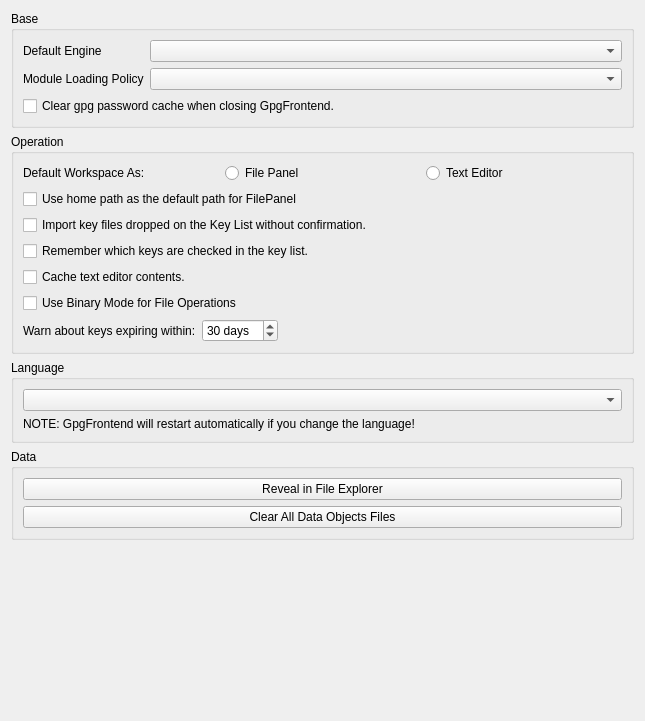
First picture: the form in ui/GeneralSettings.ui, repository saturneric/GpgFrontend, before the edit.
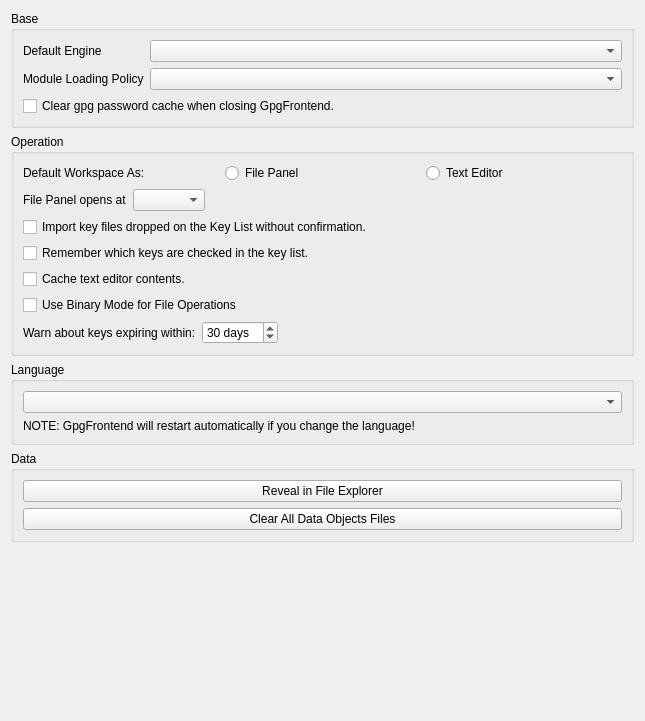
Second picture: the form after the edit.

Patch:
```diff
--- a/ui/GeneralSettings.ui
+++ b/ui/GeneralSettings.ui
@@ -110,11 +110,31 @@
            </layout>
           </item>
           <item>
-           <widget class="QCheckBox" name="homePathAsDefaultPathcheckBox">
-            <property name="text">
-             <string>Use home path as the default path for FilePanel</string>
-            </property>
-           </widget>
+           <layout class="QHBoxLayout" name="filePanelDefaultPathLayout">
+            <item>
+             <widget class="QLabel" name="filePanelDefaultPathLabel">
+              <property name="text">
+               <string>File Panel opens at</string>
+              </property>
+             </widget>
+            </item>
+            <item>
+             <widget class="QComboBox" name="filePanelDefaultPathComboBox"/>
+            </item>
+            <item>
+             <spacer name="filePanelDefaultPathSpacer">
+              <property name="orientation">
+               <enum>Qt::Horizontal</enum>
+              </property>
+              <property name="sizeHint" stdset="0">
+               <size>
+                <width>40</width>
+                <height>20</height>
+               </size>
+              </property>
+             </spacer>
+            </item>
+           </layout>
           </item>
           <item>
            <widget class="QCheckBox" name="importConfirmationCheckBox">
```
